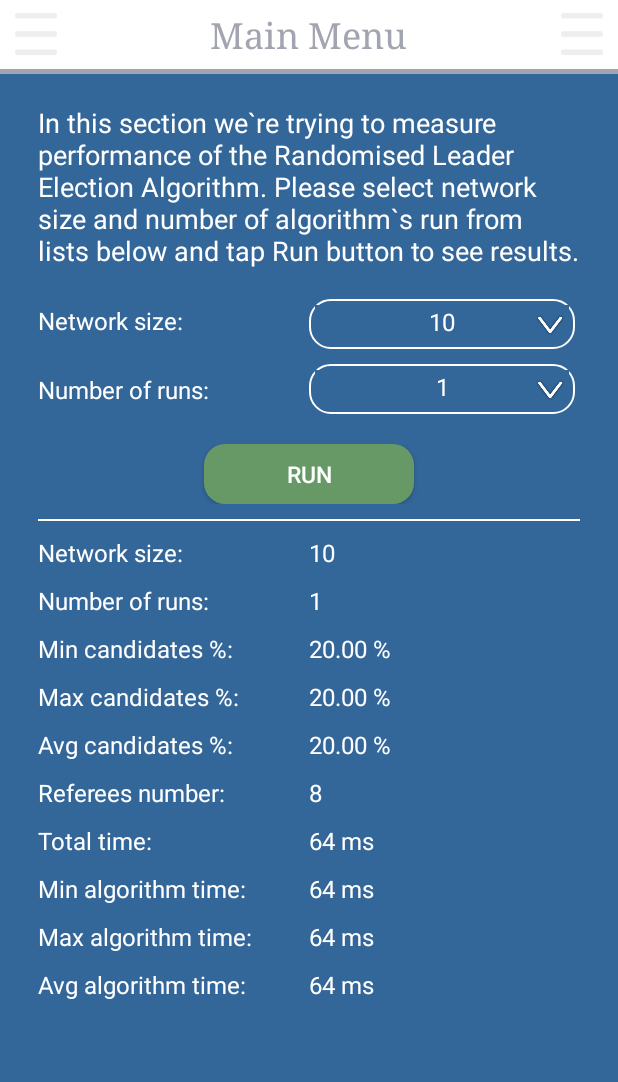
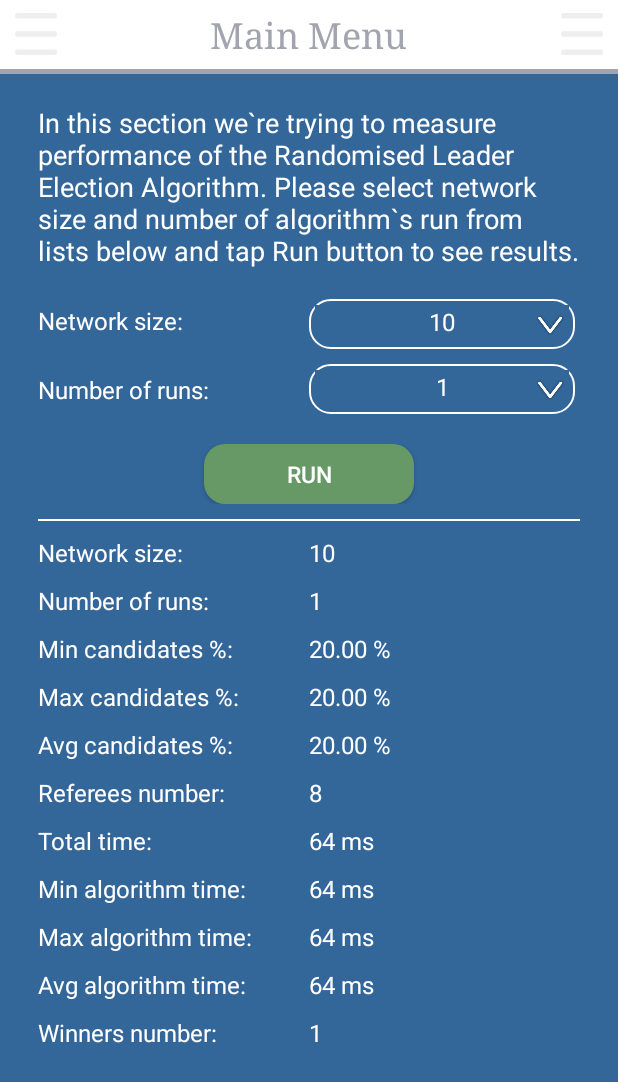
Before and after one commit to bakteriak/leader-election-project, an Android app: the fragment AdvancedFragment placed in its activity, after a tap on "RUN", on a phone screen of 412 x 824 dp. Shown: the top 1082 px of the screen. Run offline under Robolectric (Android 15) with nearby library versions, the phone set to English and light mode, and no system bars; libraries missing offline, so code that uses them is left out: com.special; 24 statements that could not run were skipped.

Commit message:
Latest changes 13.03.17 [Added] Winners to Advanced screen [Changed] Slight improvements to the algorithm

```diff
--- a/app/src/main/java/uk/ac/qub/leaderelectiongame/algorithm/LeaderElectionAlgorithm.java
+++ b/app/src/main/java/uk/ac/qub/leaderelectiongame/algorithm/LeaderElectionAlgorithm.java
@@ -15,10 +15,16 @@ public class LeaderElectionAlgorithm {
     private static Random random = new Random();
 
     private static int candidatesNumber = 0;
+    private static int winnersNumber = 0;
+    private static List<Node> referees = new ArrayList<>();
+    private static List<Node> participants = new ArrayList<>();
 
     public static List<Node> initNodes(int participantsNumber) throws LeaderElectionException {
         List<Node> result = new ArrayList<>();
         LeaderElectionAlgorithm.candidatesNumber = 0;
+        LeaderElectionAlgorithm.winnersNumber = 0;
+        LeaderElectionAlgorithm.referees = new ArrayList<>();
+        LeaderElectionAlgorithm.participants = new ArrayList<>();
         if (participantsNumber <= 0) {
             return  result;
         }   //if
@@ -51,6 +57,7 @@ public class LeaderElectionAlgorithm {
         boolean atLeastOneParticipant = false;
         List<Node> result = new ArrayList<>();
         while (!atLeastOneParticipant) {
+            LeaderElectionAlgorithm.participants.clear();
             result.clear();
             for (int i = 0; i < allNodes.size(); i++) {
                 Node node = allNodes.get(i);
@@ -58,15 +65,12 @@ public class LeaderElectionAlgorithm {
                 node.setTakingPart(random.nextDouble() <= calculateParticipantProbability(allNodes.size()));
                 if (node.isTakingPart()) {
                     atLeastOneParticipant = true;
+                    LeaderElectionAlgorithm.participants.add(node);
                 }   //if
                 result.add(node);
             }
         }   //while
-        for (Node node: result) {
-            if (node.isTakingPart()) {
-                LeaderElectionAlgorithm.candidatesNumber++;
-            }   //if
-        }   //for
+        LeaderElectionAlgorithm.candidatesNumber = participants.size();
         return result;
     }
 
@@ -113,6 +117,9 @@ public class LeaderElectionAlgorithm {
                 if (checkCanBeReferee(samplingNode, allNodes.get(randomNodeIndex))) {
                     allNodes.get(randomNodeIndex).setReferee(true);
                     allNodes.get(randomNodeIndex).addRefereeElector(samplingNode);
+                    if (!LeaderElectionAlgorithm.referees.contains(allNodes.get(randomNodeIndex))) {
+                        LeaderElectionAlgorithm.referees.add(allNodes.get(randomNodeIndex));
+                    }   //if
                     exclusions.add(randomNodeIndex);
                     break;
                 }  //if
@@ -133,8 +140,8 @@ public class LeaderElectionAlgorithm {
         return randomIndex;
     }
 
-    public static List<Node> getReferees(List<Node> allNodes) {
-        if (allNodes == null) {
+    public static List<Node> getReferees(List<Node> allNodes) throws LeaderElectionException {
+        if ((allNodes == null) || (LeaderElectionAlgorithm.participants == null)) {
             return new ArrayList<>();
         }   //if
         if (allNodes.isEmpty()) {
@@ -142,7 +149,7 @@ public class LeaderElectionAlgorithm {
         }   //if
         List<Node> result = allNodes;
         int refereesAmount = calculateRefereesAmount(allNodes.size());
-        for (Node node: allNodes) {
+        for (Node node: LeaderElectionAlgorithm.participants) {
             result = sampleRefereeForSingleNode(node, result, refereesAmount);
         }   //for
         return result;
@@ -182,7 +189,7 @@ public class LeaderElectionAlgorithm {
 
     ///finding winner
     public static List<Node> findWinner(List<Node> allNodes) throws LeaderElectionException {
-        if (allNodes == null) {
+        if ((allNodes == null) || (LeaderElectionAlgorithm.referees == null) || (LeaderElectionAlgorithm.participants == null)) {
             return new ArrayList<>();
         }   //if
         if (allNodes.isEmpty()) {
@@ -190,17 +197,22 @@ public class LeaderElectionAlgorithm {
         }   //if
         List<Node> result = allNodes;
         ///nominating winners
-        for (Node node: allNodes) {
+        for (Node node: LeaderElectionAlgorithm.referees) {
             result = nominateWinner(node, result);
         }   //for
         int winnerIndex = -1;
         int highestNominationNum = -1;
+        List<Node> winners = new ArrayList<>();
         ///find winner
-        for (Node node: allNodes) {
+        for (Node node: LeaderElectionAlgorithm.participants) {
             if (node.getNumberOfNominations() > highestNominationNum) {
+                winners.clear();
+                winners.add(node);
                 highestNominationNum = node.getNumberOfNominations();
                 winnerIndex = allNodes.indexOf(node);
-            }   //if
+            } else if (node.getNumberOfNominations() == highestNominationNum) {  //if
+                winners.add(node);
+            }   //else
         }   //for
         ///setting winner
         if (winnerIndex >= 0) {
@@ -208,6 +220,7 @@ public class LeaderElectionAlgorithm {
         } else {    //if
             throw new LeaderElectionException(Consts.ALGORITHM_ERROR_REFEREES_CANNOT_NOMINATE_WINNER);
         }   //else
+        LeaderElectionAlgorithm.winnersNumber = winners.size();
         return allNodes;
     }
 
@@ -254,4 +267,7 @@ public class LeaderElectionAlgorithm {
         return candidatesNumber;
     }
 
+    public static int getWinnersNumber() {
+        return winnersNumber;
+    }
 }
--- a/app/src/main/java/uk/ac/qub/leaderelectiongame/async/PerformanceAsyncTask.java
+++ b/app/src/main/java/uk/ac/qub/leaderelectiongame/async/PerformanceAsyncTask.java
@@ -34,6 +34,7 @@ public class PerformanceAsyncTask extends AsyncTask<PerformanceInput, String, Pe
                 nodesFromAlgorithm = LeaderElectionAlgorithm.getReferees(nodesFromAlgorithm);
                 publishProgress(String.format(Consts.PERFORMANCE_PROGRESS_INFO_NOMINATING_WINNERS, i + 1));
                 LeaderElectionAlgorithm.findWinner(nodesFromAlgorithm);
+                result.incWinnersNumber(LeaderElectionAlgorithm.getWinnersNumber());
                 long elapsedTime = System.currentTimeMillis() - startTime;
                 result.addSingleIterationTimeInMilis(elapsedTime);
                 result.incAlgorithmTotalTimeInMilis(elapsedTime);
--- a/app/src/main/java/uk/ac/qub/leaderelectiongame/fragment/AdvancedFragment.java
+++ b/app/src/main/java/uk/ac/qub/leaderelectiongame/fragment/AdvancedFragment.java
@@ -53,6 +53,7 @@ public class AdvancedFragment extends Fragment {
     private TextView txtAvgAlgorithmTime;
     private TextView txtNetworkSize;
     private TextView txtAlgorithmRuns;
+    private TextView txtWinnersNumber;
 
     //Progress dialog
     private ProgressDialog pDialog;
@@ -93,6 +94,7 @@ public class AdvancedFragment extends Fragment {
         this.txtAvgAlgorithmTime = (TextView) v.findViewById(R.id.txtAvgAlgorithmTime);
         this.txtNetworkSize = (TextView) v.findViewById(R.id.txtNetworkSize);
         this.txtAlgorithmRuns = (TextView) v.findViewById(R.id.txtAlgorithmRuns);
+        this.txtWinnersNumber = (TextView) v.findViewById(R.id.txtWinnersNumber);
 
         //Events
         this.handleSpinnerEvents();
@@ -181,6 +183,7 @@ public class AdvancedFragment extends Fragment {
         this.txtMinAlgorithmTime.setText(Consts.BLANK_STRING_VALUE);
         this.txtMaxAlgorithmTime.setText(Consts.BLANK_STRING_VALUE);
         this.txtAvgAlgorithmTime.setText(Consts.BLANK_STRING_VALUE);
+        this.txtWinnersNumber.setText(Consts.BLANK_STRING_VALUE);
     }
 
     private void showPerformanceResults(PerformanceOutput output) {
@@ -197,6 +200,7 @@ public class AdvancedFragment extends Fragment {
         this.txtMinAlgorithmTime.setText(PerformanceHelper.calculateAndFormatMinAlgorithmTime(output.getAlgoritmTimeInMilis()));
         this.txtMaxAlgorithmTime.setText(PerformanceHelper.calculateAndFormatMaxAlgorithmTime(output.getAlgoritmTimeInMilis()));
         this.txtAvgAlgorithmTime.setText(PerformanceHelper.calculateAndFormatAvgAlgorithmTime(output.getAlgoritmTimeInMilis()));
+        this.txtWinnersNumber.setText(Consts.INTEGER_FORMAT.format(output.getWinnersNumber()));
         this.svResults.setVisibility(View.VISIBLE);
         this.resultsLine.setVisibility(View.VISIBLE);
     }
--- a/app/src/main/java/uk/ac/qub/leaderelectiongame/model/PerformanceOutput.java
+++ b/app/src/main/java/uk/ac/qub/leaderelectiongame/model/PerformanceOutput.java
@@ -6,6 +6,7 @@ import java.util.List;
 public class PerformanceOutput {
 
     List<Integer> candidatesNumbers = new ArrayList<>();
+    int winnersNumber = 0;
     List<Long> algoritmTimeInMilis = new ArrayList<>();
     long algorithmTotalTimeInMilis = 0;
 
@@ -13,6 +14,7 @@ public class PerformanceOutput {
         candidatesNumbers = new ArrayList<>();
         algoritmTimeInMilis = new ArrayList<>();
         algorithmTotalTimeInMilis = 0;
+        winnersNumber = 0;
     }
 
     public List<Integer> getCandidatesNumbers() {
@@ -45,4 +47,12 @@ public class PerformanceOutput {
         algorithmTotalTimeInMilis += singleIterationTimeInMilis;
     }
 
+    public int getWinnersNumber() {
+        return winnersNumber;
+    }
+
+    public void incWinnersNumber(int singleIterationWinnersNumber) {
+        winnersNumber += singleIterationWinnersNumber;
+    }
+
 }
--- a/app/src/main/res/layout/fragment_advanced.xml
+++ b/app/src/main/res/layout/fragment_advanced.xml
@@ -226,6 +226,13 @@
                               android:text="@string/avg_algorithm_run_time"
                               android:paddingBottom="10dp"/>
 
+                    <TextView style="@style/LeaderElectionFontStyleAlgorithmPerformance"
+                              android:layout_width="wrap_content"
+                              android:layout_height="wrap_content"
+                              android:textIsSelectable="false"
+                              android:text="@string/winners_number"
+                              android:paddingBottom="10dp"/>
+
                 </LinearLayout>
 
                 <LinearLayout
@@ -304,6 +311,13 @@
                               android:id="@+id/txtAvgAlgorithmTime"
                               android:paddingBottom="10dp"/>
 
+                    <TextView style="@style/LeaderElectionFontStyleAlgorithmPerformance"
+                              android:layout_width="wrap_content"
+                              android:layout_height="wrap_content"
+                              android:textIsSelectable="false"
+                              android:id="@+id/txtWinnersNumber"
+                              android:paddingBottom="10dp"/>
+
                 </LinearLayout>
 
             </LinearLayout>
--- a/app/src/main/res/values/strings.xml
+++ b/app/src/main/res/values/strings.xml
@@ -62,6 +62,7 @@
     <string name="max_node_candidates_percentage">Max candidates %:</string>
     <string name="avg_node_candidates_percentage">Avg candidates %:</string>
     <string name="referees_number">Referees number:</string>
+    <string name="winners_number">Winners number:</string>
     <string name="total_algorithm_run_time">Total time:</string>
     <string name="min_algorithm_run_time">Min algorithm time:</string>
     <string name="max_algorithm_run_time">Max algorithm time:</string>
```
